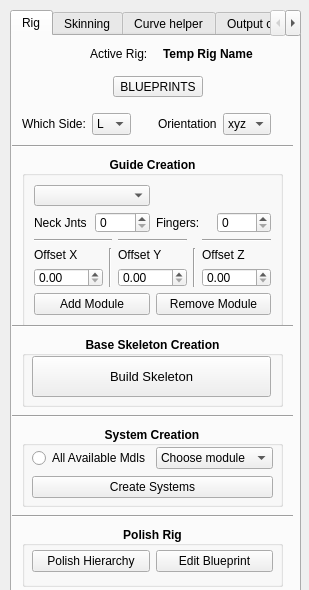
This is interface/Jmvs_character_auto_rigger_002.ui in JamesV-S/Jmvs_character_auto_rigging_tool as Qt 5 draws it before an edit. The edited form follows.
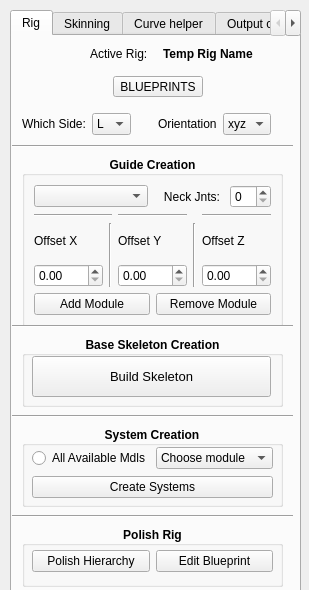
This is the edited form. Icons and pictures are not drawn.

```diff
--- a/interface/Jmvs_character_auto_rigger_002.ui
+++ b/interface/Jmvs_character_auto_rigger_002.ui
@@ -65,76 +65,31 @@
       <bool>false</bool>
      </property>
      <layout class="QGridLayout" name="gridLayout">
-      <item row="4" column="0">
-       <layout class="QGridLayout" name="gridLayout_2">
-        <item row="0" column="0">
-         <widget class="QPushButton" name="add_mdl_btn">
-          <property name="font">
-           <font>
-            <weight>50</weight>
-            <bold>false</bold>
-           </font>
-          </property>
-          <property name="text">
-           <string>Add Module</string>
-          </property>
-         </widget>
-        </item>
-        <item row="0" column="1">
-         <widget class="QPushButton" name="remove_mdl_btn">
-          <property name="font">
-           <font>
-            <weight>50</weight>
-            <bold>false</bold>
-           </font>
-          </property>
-          <property name="text">
-           <string>Remove Module</string>
-          </property>
-         </widget>
-        </item>
-       </layout>
-      </item>
       <item row="1" column="0">
        <layout class="QGridLayout" name="gridLayout_3">
-        <item row="1" column="0">
+        <item row="0" column="0">
          <widget class="QComboBox" name="module_picker_ddbox"/>
         </item>
-        <item row="2" column="0">
-         <layout class="QHBoxLayout" name="horizontalLayout_6">
-          <item>
-           <layout class="QHBoxLayout" name="neck_jnts_horiz_Layout">
-            <item>
-             <widget class="QLabel" name="label_8">
-              <property name="font">
-               <font>
-                <weight>50</weight>
-                <bold>false</bold>
-               </font>
-              </property>
-              <property name="text">
-               <string>Neck Jnts</string>
-              </property>
-             </widget>
-            </item>
-            <item>
-             <widget class="QSpinBox" name="spinBox">
-              <property name="font">
-               <font>
-                <weight>50</weight>
-                <bold>false</bold>
-               </font>
-              </property>
-             </widget>
-            </item>
-           </layout>
+        <item row="0" column="1">
+         <layout class="QGridLayout" name="gridLayout_4">
+          <item row="0" column="1">
+           <widget class="QSpinBox" name="neck_num_SpinBox">
+            <property name="sizePolicy">
+             <sizepolicy hsizetype="Minimum" vsizetype="Minimum">
+              <horstretch>0</horstretch>
+              <verstretch>0</verstretch>
+             </sizepolicy>
+            </property>
+            <property name="font">
+             <font>
+              <weight>50</weight>
+              <bold>false</bold>
+             </font>
+            </property>
+           </widget>
           </item>
-         </layout>
-        </item>
-        <item row="2" column="1">
-         <layout class="QHBoxLayout" name="horizontalLayout_7">
-          <item>
-           <widget class="QLabel" name="finger_lbl">
+          <item row="0" column="0">
+           <widget class="QLabel" name="neck_num_lbl">
             <property name="font">
              <font>
               <weight>50</weight>
@@ -142,17 +97,7 @@
              </font>
             </property>
             <property name="text">
-             <string>Fingers:</string>
-            </property>
-           </widget>
-          </item>
-          <item>
-           <widget class="QSpinBox" name="finger_number_ddbox">
-            <property name="font">
-             <font>
-              <weight>50</weight>
-              <bold>false</bold>
-             </font>
+             <string>   Neck Jnts: </string>
             </property>
            </widget>
           </item>
@@ -161,6 +106,36 @@
        </layout>
       </item>
       <item row="3" column="0">
+       <layout class="QGridLayout" name="gridLayout_2">
+        <item row="0" column="0">
+         <widget class="QPushButton" name="add_mdl_btn">
+          <property name="font">
+           <font>
+            <weight>50</weight>
+            <bold>false</bold>
+           </font>
+          </property>
+          <property name="text">
+           <string>Add Module</string>
+          </property>
+         </widget>
+        </item>
+        <item row="0" column="1">
+         <widget class="QPushButton" name="remove_mdl_btn">
+          <property name="font">
+           <font>
+            <weight>50</weight>
+            <bold>false</bold>
+           </font>
+          </property>
+          <property name="text">
+           <string>Remove Module</string>
+          </property>
+         </widget>
+        </item>
+       </layout>
+      </item>
+      <item row="2" column="0">
        <layout class="QGridLayout" name="gridLayout_15">
         <item row="1" column="1" rowspan="2">
          <widget class="Line" name="line">
```
